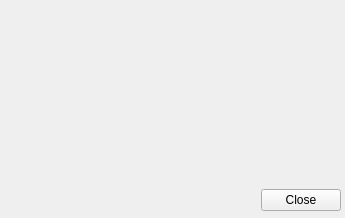
Above: src/aboutdialog.ui from loimu/exo before the change. Below: the same form after it.
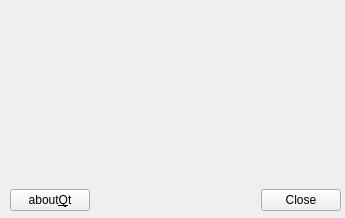
That is the form after the change. Icons and pictures are not drawn.

Commit message: AboutDialog: added AboutQt; LyricsDialog: usability++

Patch:
```diff
--- a/src/aboutdialog.ui
+++ b/src/aboutdialog.ui
@@ -64,6 +64,15 @@
      </widget>
     </item>
     <item>
+     <layout class="QHBoxLayout" name="horizontalLayout">
+      <item>
+       <widget class="QPushButton" name="aboutQt">
+        <property name="text">
+         <string>about&amp;Qt</string>
+        </property>
+       </widget>
+      </item>
+      <item>
      <widget class="QDialogButtonBox" name="buttonBox">
       <property name="standardButtons">
        <set>QDialogButtonBox::Close</set>
@@ -72,6 +81,8 @@
        <bool>false</bool>
       </property>
      </widget>
+      </item>
+     </layout>
     </item>
    </layout>
   </widget>
```
Lines whose indentation alone changed are shown as unchanged. The commit also changes 4 other files.
